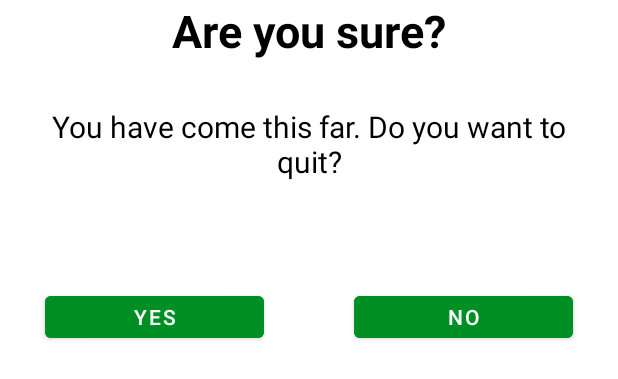
After one commit to vanchinathan83/7-minute-workout, an Android app: the layout activity_custom_dialog.xml on its own in the app's theme, with its tools: preview values and no code run, on a phone screen of 412 x 824 dp. The commit adds this screen. Shown: the top 379 px of the screen. Run offline under Robolectric (Android 15) with nearby library versions, the phone set to English and light mode, and no system bars.

Commit message:
Adding custom dialog to cancel the exercise
Created a layout for custom dialogs

```diff
--- a/app/src/main/AndroidManifest.xml
+++ b/app/src/main/AndroidManifest.xml
@@ -16,6 +16,9 @@
         android:supportsRtl="true"
         android:theme="@style/Theme.7MinuteWorkout">
         <activity
+            android:name=".CustomDialog"
+            android:exported="false" />
+        <activity
             android:name=".FinishActivity"
             android:exported="false" />
         <activity
--- a/app/src/main/java/com/vanchi/a7minuteworkout/ExerciseActivity.kt
+++ b/app/src/main/java/com/vanchi/a7minuteworkout/ExerciseActivity.kt
@@ -1,5 +1,6 @@
 package com.vanchi.a7minuteworkout
 
+import android.app.Dialog
 import android.content.Intent
 import android.media.MediaPlayer
 import android.net.Uri
@@ -12,6 +13,7 @@ import android.view.View
 import android.widget.Toast
 import androidx.recyclerview.widget.LinearLayoutManager
 import androidx.recyclerview.widget.RecyclerView
+import com.vanchi.a7minuteworkout.databinding.ActivityCustomDialogBinding
 import com.vanchi.a7minuteworkout.databinding.ActivityExcerciseBinding
 import java.util.*
 import kotlin.collections.ArrayList
@@ -46,7 +48,7 @@ class ExerciseActivity : AppCompatActivity(), TextToSpeech.OnInitListener {
             supportActionBar?.setDisplayHomeAsUpEnabled(true)
         }
         binding?.toolbar?.setNavigationOnClickListener{
-            onBackPressed()
+            displayCustomDialog()
         }
         textToSpeech = TextToSpeech(this, this)
         exercises = Constants.getExercises()
@@ -61,6 +63,26 @@ class ExerciseActivity : AppCompatActivity(), TextToSpeech.OnInitListener {
         setupRestTimer()
         setupExerciseItemRecyclerView()
     }
+
+    private fun displayCustomDialog() {
+        val customDialog = Dialog(this)
+        val customDialogBinding = ActivityCustomDialogBinding.inflate(layoutInflater)
+        customDialog.setContentView(customDialogBinding.root)
+        customDialog.setCanceledOnTouchOutside(false)
+        customDialogBinding.btnYes?.setOnClickListener{
+            this@ExerciseActivity.finish()
+            customDialog.dismiss()
+        }
+        customDialogBinding.btnNo?.setOnClickListener{
+            customDialog.dismiss()
+        }
+        customDialog.show()
+    }
+
+    override fun onBackPressed() {
+        displayCustomDialog()
+    }
+
     override fun onInit(status: Int) {
         if(status == TextToSpeech.SUCCESS){
             val result = textToSpeech?.setLanguage(Locale.US)
--- /dev/null
+++ b/app/src/main/res/layout/activity_custom_dialog.xml
@@ -0,0 +1,61 @@
+<?xml version="1.0" encoding="utf-8"?>
+<LinearLayout xmlns:android="http://schemas.android.com/apk/res/android"
+    xmlns:app="http://schemas.android.com/apk/res-auto"
+    xmlns:tools="http://schemas.android.com/tools"
+    android:layout_width="match_parent"
+    android:layout_height="match_parent"
+    android:elevation="10dp"
+    android:orientation="vertical">
+
+    <TextView
+        android:layout_width="wrap_content"
+        android:layout_height="wrap_content"
+        android:text="@string/dialog_header_msg"
+        android:textStyle="bold"
+        android:textSize="30sp"
+        android:textColor="@color/black"
+        android:layout_gravity="center_horizontal"
+        />
+    <TextView
+        android:layout_width="wrap_content"
+        android:layout_height="wrap_content"
+        android:layout_margin="30dp"
+        android:text="@string/dialog_msg"
+        android:textStyle="normal"
+        android:textSize="20sp"
+        android:textColor="@color/black"
+        android:layout_gravity="center_horizontal"
+        android:gravity="center"
+        />
+    <LinearLayout
+        android:layout_width="match_parent"
+        android:layout_height="wrap_content"
+        android:orientation="horizontal"
+        android:layout_marginTop="40dp"
+        >
+        <Button
+            android:id="@+id/btnYes"
+            android:layout_width="0dp"
+            android:layout_height="40dp"
+            android:layout_weight="1"
+            android:text="@string/yes"
+            android:gravity="center"
+            android:layout_gravity="center_horizontal"
+            android:layout_margin="30dp"
+            android:backgroundTint="@color/color_primary_accent"
+            />
+        <Button
+            android:id="@+id/btnNo"
+            android:layout_width="0dp"
+            android:layout_height="40dp"
+            android:layout_weight="1"
+            android:gravity="center"
+            android:text="@string/no"
+            android:layout_gravity="center_horizontal"
+            android:layout_margin="30dp"
+            android:backgroundTint="@color/color_primary_accent"
+            />
+
+    </LinearLayout>
+
+</LinearLayout>
--- a/app/src/main/res/values/strings.xml
+++ b/app/src/main/res/values/strings.xml
@@ -3,4 +3,8 @@
     <string name="logo_description">Logo of 7 Min Workout</string>
     <string name="finish_message">Congratulations !! You finished 7 minutes of workout.</string>
     <string name="finish_button_text">Finish Exercise</string>
+    <string name="dialog_header_msg">Are you sure?</string>
+    <string name="dialog_msg">You have come this far. Do you want to quit?</string>
+    <string name="yes">YES</string>
+    <string name="no">NO</string>
 </resources>
```
